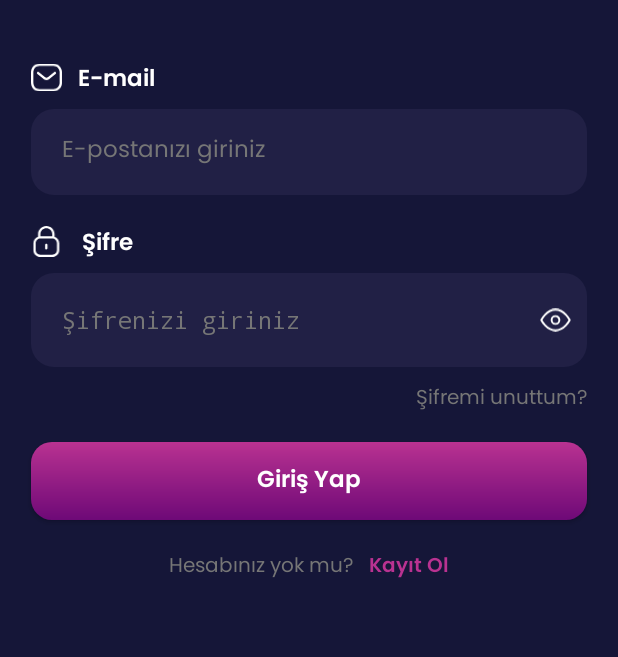
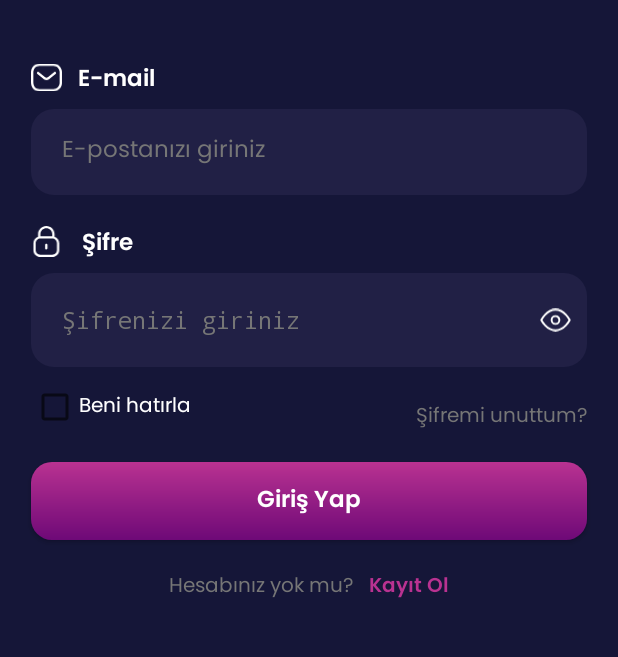
Before and after one commit to ersincoskun/T-SoftTaskCase, an Android app: the screen it shows after launch (LoginActivity), on a phone screen of 412 x 824 dp, the part 242-899 px from its top. Run offline under Robolectric (Android 15) with nearby library versions, the phone set to English and light mode, and no system bars; our stand-ins replace Dagger/Hilt's generated code, Firebase (no records; nobody signed in at launch, a user with empty details on screens opened directly), sdp/ssp sizes; libraries missing offline, so code that uses them is left out: es.dmoral.toasty; pictures from the network do not load; 4 statements that could not run were skipped.

Commit message:
remember me yapısı oluşturuldu, projede genel düzenlemeler yapıldı

```diff
--- a/app/src/main/java/com/tsoft/taskcase/helpers/PreferencesHelper.kt
+++ b/app/src/main/java/com/tsoft/taskcase/helpers/PreferencesHelper.kt
@@ -14,6 +14,8 @@ class PreferencesHelper @Inject constructor(@ApplicationContext var context: Con
 
     companion object {
         const val FAVORITE_LIST = "FAVORITE_LIST"
+        const val REMEMBER_ME_MAIL = "REMEMBER_ME_MAIL"
+        const val IS_REMEMBER_ME_CHECKED = "IS_REMEMBER_ME_CHECKED"
     }
 
     private var sharedPreferences = createSharedPreferences(context)
@@ -81,11 +83,25 @@ class PreferencesHelper @Inject constructor(@ApplicationContext var context: Con
         editor.remove(key).apply()
     }
 
-    //favori listesi set collection'ınna koyularak depolanır
+    //favori listesi set collection'ına koyularak depolanır
     var favoriteList: Set<String>?
         get() = getSharedPrefsValue(
             FAVORITE_LIST,
             Set::class.java
         ) as? Set<String>
         set(value) = savePrefValue(FAVORITE_LIST, value)
+
+    var rememberMeMail: String
+        get() = getSharedPrefsValue(
+            REMEMBER_ME_MAIL,
+            String::class.java
+        ) as String
+        set(value) = savePrefValue(REMEMBER_ME_MAIL, value)
+
+    var isRememberMeChecked: Boolean
+        get() = getSharedPrefsValue(
+            IS_REMEMBER_ME_CHECKED,
+            Boolean::class.java
+        ) as Boolean
+        set(value) = savePrefValue(IS_REMEMBER_ME_CHECKED, value)
 }
--- a/app/src/main/java/com/tsoft/taskcase/repo/ImageRepository_Impl.kt
+++ b/app/src/main/java/com/tsoft/taskcase/repo/ImageRepository_Impl.kt
@@ -2,11 +2,9 @@ package com.tsoft.taskcase.repo
 
 import androidx.paging.Pager
 import androidx.paging.PagingConfig
-import com.tsoft.taskcase.ImagePagingSource
+import com.tsoft.taskcase.ui.ImagePagingSource
 import com.tsoft.taskcase.model.ImageHit
 import com.tsoft.taskcase.remote.APIInterface
-import com.tsoft.taskcase.utils.Resource
-import com.tsoft.taskcase.utils.printErrorLog
 import javax.inject.Inject
 
 class ImageRepository_Impl @Inject constructor(val retrofitAPI: APIInterface) : ImageRepository {
--- a/app/src/main/java/com/tsoft/taskcase/ImagePagingSource.kt
+++ b/app/src/main/java/com/tsoft/taskcase/ui/ImagePagingSource.kt
@@ -1,4 +1,4 @@
-package com.tsoft.taskcase
+package com.tsoft.taskcase.ui
 
 import androidx.paging.PagingSource
 import androidx.paging.PagingState
--- a/app/src/main/java/com/tsoft/taskcase/ui/activity/MainActivity.kt
+++ b/app/src/main/java/com/tsoft/taskcase/ui/activity/MainActivity.kt
@@ -16,7 +16,7 @@ class MainActivity : BaseActivity<ActivityMainBinding>() {
     private var lastSelectedView: View? = null
 
     override fun onCreateView(name: String, context: Context, attrs: AttributeSet): View? {
-        setupBottomNavView()
+        //setupBottomNavView()
         return super.onCreateView(name, context, attrs)
     }
 
--- a/app/src/main/java/com/tsoft/taskcase/ui/fragment/DetailFragment.kt
+++ b/app/src/main/java/com/tsoft/taskcase/ui/fragment/DetailFragment.kt
@@ -2,7 +2,9 @@ package com.tsoft.taskcase.ui.fragment
 
 import com.tsoft.taskcase.base.BaseFragment
 import com.tsoft.taskcase.databinding.FragmentDetailBinding
+import dagger.hilt.android.AndroidEntryPoint
 
+@AndroidEntryPoint
 class DetailFragment : BaseFragment<FragmentDetailBinding>() {
 
 }
--- a/app/src/main/java/com/tsoft/taskcase/ui/fragment/FavoritesFragment.kt
+++ b/app/src/main/java/com/tsoft/taskcase/ui/fragment/FavoritesFragment.kt
@@ -2,7 +2,9 @@ package com.tsoft.taskcase.ui.fragment
 
 import com.tsoft.taskcase.base.BaseFragment
 import com.tsoft.taskcase.databinding.FragmentFavoritesBinding
+import dagger.hilt.android.AndroidEntryPoint
 
+@AndroidEntryPoint
 class FavoritesFragment : BaseFragment<FragmentFavoritesBinding>() {
 
 }
--- a/app/src/main/java/com/tsoft/taskcase/ui/fragment/ImageListFragment.kt
+++ b/app/src/main/java/com/tsoft/taskcase/ui/fragment/ImageListFragment.kt
@@ -8,8 +8,10 @@ import com.tsoft.taskcase.base.BaseFragment
 import com.tsoft.taskcase.databinding.FragmentImageListBinding
 import com.tsoft.taskcase.ui.ImageAdapter
 import com.tsoft.taskcase.viewmodel.ImageListFragmentViewModel
+import dagger.hilt.android.AndroidEntryPoint
 import kotlinx.coroutines.launch
 
+@AndroidEntryPoint
 class ImageListFragment : BaseFragment<FragmentImageListBinding>() {
 
     private val viewModel: ImageListFragmentViewModel by viewModels()
@@ -18,6 +20,7 @@ class ImageListFragment : BaseFragment<FragmentImageListBinding>() {
         super.onViewCreated(view, savedInstanceState)
         val adapter = ImageAdapter()
         binding.rvImageList.adapter = adapter
+        viewModel.getImageList()
         viewModel.imagesLiveData.observe(viewLifecycleOwner) { pagingData ->
             lifecycleScope.launch {
                 adapter.submitData(pagingData)
--- a/app/src/main/java/com/tsoft/taskcase/ui/fragment/LoginFragment.kt
+++ b/app/src/main/java/com/tsoft/taskcase/ui/fragment/LoginFragment.kt
@@ -7,26 +7,39 @@ import androidx.fragment.app.viewModels
 import com.tsoft.taskcase.R
 import com.tsoft.taskcase.base.BaseFragment
 import com.tsoft.taskcase.databinding.FragmentLoginBinding
+import com.tsoft.taskcase.helpers.PreferencesHelper
 import com.tsoft.taskcase.ui.activity.MainActivity
 import com.tsoft.taskcase.utils.*
 import com.tsoft.taskcase.viewmodel.LoginFragmentViewModel
 import dagger.hilt.android.AndroidEntryPoint
+import javax.inject.Inject
 
 @AndroidEntryPoint
 class LoginFragment : BaseFragment<FragmentLoginBinding>() {
 
+    @Inject
+    lateinit var preferencesHelper: PreferencesHelper
     private val viewModel: LoginFragmentViewModel by viewModels()
     private lateinit var passwordEyeIconAction: PasswordEyeIconAction
 
     override fun onViewCreated(view: View, savedInstanceState: Bundle?) {
         super.onViewCreated(view, savedInstanceState)
         subLiveData()
+        prepareUI()
+    }
+
+    private fun prepareUI() {
         passwordEyeIconAction = PasswordEyeIconAction(binding.etLoginPassword, binding.ivLoginPasswordEyeIcon)
         setListeners()
+        binding.cbRememberMe.isChecked = preferencesHelper.isRememberMeChecked
+        if (preferencesHelper.isRememberMeChecked && preferencesHelper.rememberMeMail.isNotEmpty()) {
+            binding.etLoginMail.setText(preferencesHelper.rememberMeMail)
+        }
     }
 
     private fun subLiveData() {
         viewModel.loginResponse.observe(viewLifecycleOwner) { responseResource ->
+            hideProgressBar()
             when (responseResource) {
                 is Resource.Error -> {
                     when (responseResource.message) {
@@ -56,12 +69,15 @@ class LoginFragment : BaseFragment<FragmentLoginBinding>() {
     private fun setListeners() {
         binding.apply {
             btnLogin.onSingleClickListener {
-                if (etLoginMail.text.isBlank() || etLoginMail.text.isBlank()) {
+                if (etLoginMail.text.isBlank() || etLoginPassword.text.isBlank()) {
                     context.showErrorToasty(getString(R.string.login_fragment_email_or_password_empty_error_message))
                 } else if (!etLoginMail.text.toString().isValidEmail()) {
                     context.showErrorToasty(getString(R.string.login_fragment_mail_not_valid))
                 } else {
                     showProgressBar()
+                    if (preferencesHelper.isRememberMeChecked) {
+                        preferencesHelper.rememberMeMail = etLoginMail.text.toString()
+                    }
                     viewModel.login(binding.etLoginMail.text.toString(), binding.etLoginPassword.text.toString())
                 }
             }
@@ -71,7 +87,12 @@ class LoginFragment : BaseFragment<FragmentLoginBinding>() {
             }
 
             tvForgotPassword.onSingleClickListener {
-                //navigate forgot password
+                val action = LoginFragmentDirections.actionLoginFragmentToResetPasswordFragment()
+                navigate(navDirections = action)
+            }
+
+            cbRememberMe.setOnCheckedChangeListener { _, isChecked ->
+                preferencesHelper.isRememberMeChecked = isChecked
             }
         }
     }
--- a/app/src/main/java/com/tsoft/taskcase/ui/fragment/RegisterFragment.kt
+++ b/app/src/main/java/com/tsoft/taskcase/ui/fragment/RegisterFragment.kt
@@ -11,7 +11,9 @@ import com.tsoft.taskcase.ui.activity.MainActivity
 import com.tsoft.taskcase.utils.*
 import com.tsoft.taskcase.viewmodel.LoginFragmentViewModel
 import com.tsoft.taskcase.viewmodel.RegisterFragmentViewModel
+import dagger.hilt.android.AndroidEntryPoint
 
+@AndroidEntryPoint
 class RegisterFragment : BaseFragment<FragmentRegisterBinding>() {
 
     private val viewModel: RegisterFragmentViewModel by viewModels()
@@ -28,6 +30,7 @@ class RegisterFragment : BaseFragment<FragmentRegisterBinding>() {
 
     private fun subLiveData() {
         viewModel.registerResponse.observe(viewLifecycleOwner) { responseResource ->
+            hideProgressBar()
             when (responseResource) {
                 is Resource.Error -> {
                     when (responseResource.message) {
--- a/app/src/main/res/layout/fragment_detail.xml
+++ b/app/src/main/res/layout/fragment_detail.xml
@@ -6,10 +6,5 @@
     xmlns:tools="http://schemas.android.com/tools"
     tools:context=".ui.fragment.DetailFragment">
 
-    <!-- TODO: Update blank fragment layout -->
-    <TextView
-        android:layout_width="match_parent"
-        android:layout_height="match_parent"
-        android:text="@string/hello_blank_fragment" />
 
 </FrameLayout>
--- a/app/src/main/res/layout/fragment_favorites.xml
+++ b/app/src/main/res/layout/fragment_favorites.xml
@@ -6,10 +6,5 @@
     xmlns:tools="http://schemas.android.com/tools"
     tools:context=".ui.fragment.FavoritesFragment">
 
-    <!-- TODO: Update blank fragment layout -->
-    <TextView
-        android:layout_width="match_parent"
-        android:layout_height="match_parent"
-        android:text="@string/hello_blank_fragment" />
 
 </FrameLayout>
--- a/app/src/main/res/layout/fragment_login.xml
+++ b/app/src/main/res/layout/fragment_login.xml
@@ -102,6 +102,20 @@
             app:layout_constraintStart_toStartOf="parent"
             app:layout_constraintTop_toBottomOf="@+id/ivLoginPasswordIcon" />
 
+    <CheckBox
+        android:id="@+id/cbRememberMe"
+        android:layout_width="wrap_content"
+        android:layout_height="wrap_content"
+        android:layout_centerHorizontal="true"
+        android:layout_centerVertical="true"
+        android:fontFamily="@font/poppins_regular"
+        android:text="@string/login_fragment_remember_me_check_box_text"
+        android:textColor="@color/white"
+        android:layout_marginTop="@dimen/_8sdp"
+        android:textSize="@dimen/small_text_size"
+        app:layout_constraintTop_toBottomOf="@+id/etLoginPassword"
+        app:layout_constraintStart_toStartOf="@+id/etLoginPassword" />
+
     <ImageView
         android:id="@+id/ivLoginPasswordEyeIcon"
         android:layout_width="@dimen/_16sdp"
@@ -123,7 +137,8 @@
         android:textColor="@color/dark_gray"
         android:textSize="@dimen/small_text_size"
         app:layout_constraintEnd_toEndOf="@+id/etLoginPassword"
-            app:layout_constraintTop_toBottomOf="@+id/etLoginPassword" />
+        app:layout_constraintTop_toTopOf="@+id/cbRememberMe"
+        app:layout_constraintBottom_toBottomOf="@+id/cbRememberMe" />
 
         <androidx.appcompat.widget.AppCompatButton
             android:id="@+id/btnLogin"
@@ -137,7 +152,7 @@
             android:textAllCaps="false"
             android:textColor="@color/white"
             android:textSize="@dimen/medium_text_size"
-            app:layout_constraintTop_toBottomOf="@+id/tvForgotPassword"
+            app:layout_constraintTop_toBottomOf="@+id/cbRememberMe"
             app:layout_constraintStart_toStartOf="parent"
             app:layout_constraintEnd_toEndOf="parent" />
 
--- a/app/src/main/res/navigation/login_nav_graph.xml
+++ b/app/src/main/res/navigation/login_nav_graph.xml
@@ -13,10 +13,18 @@
         <action
             android:id="@+id/action_loginFragment_to_registerFragment"
             app:destination="@id/registerFragment" />
+        <action
+            android:id="@+id/action_loginFragment_to_resetPasswordFragment"
+            app:destination="@id/resetPasswordFragment" />
     </fragment>
     <fragment
         android:id="@+id/registerFragment"
         android:name="com.tsoft.taskcase.ui.fragment.RegisterFragment"
         android:label="fragment_register"
         tools:layout="@layout/fragment_register" />
+    <fragment
+        android:id="@+id/resetPasswordFragment"
+        android:name="com.tsoft.taskcase.ui.fragment.ResetPasswordFragment"
+        android:label="fragment_reset_password"
+        tools:layout="@layout/fragment_reset_password" />
 </navigation>
--- a/app/src/main/res/values/strings.xml
+++ b/app/src/main/res/values/strings.xml
@@ -18,6 +18,7 @@
     <string name="login_fragment_wrong_password">Şifre yanlış.</string>
     <string name="login_fragment_user_not_found">Verilen e-posta adresine karşılık gelen bir kullanıcı yok.</string>
     <string name="login_fragment_mail_not_valid">Geçersiz e-posta adresi</string>
+    <string name="login_fragment_remember_me_check_box_text">Beni hatırla</string>
 
     <!--registerFragment-->
     <string name="register_fragment_title">Hesap Oluştur</string>
@@ -35,7 +36,5 @@
     <string name="reset_password_fragment_send_reset_password_button">Gönder</string>
     <string name="reset_password_fragment_mail_sent_message">E-Mail başarılı bir şekilde gönderildi, lütfen mail kutunuzu kontrol ediniz.</string>
     <string name="reset_password_fragment_email_empty_error_message">Lütfen E-posta adresinizi giriniz.</string>
-    <!-- TODO: Remove or change this placeholder text -->
-    <string name="hello_blank_fragment">Hello blank fragment</string>
 
 </resources>
```
Also changed, not shown: app/src/main/java/com/tsoft/taskcase/ui/fragment/ResetPasswordFragment.kt (+2 -7 lines). Lines whose indentation alone changed are shown as unchanged.
